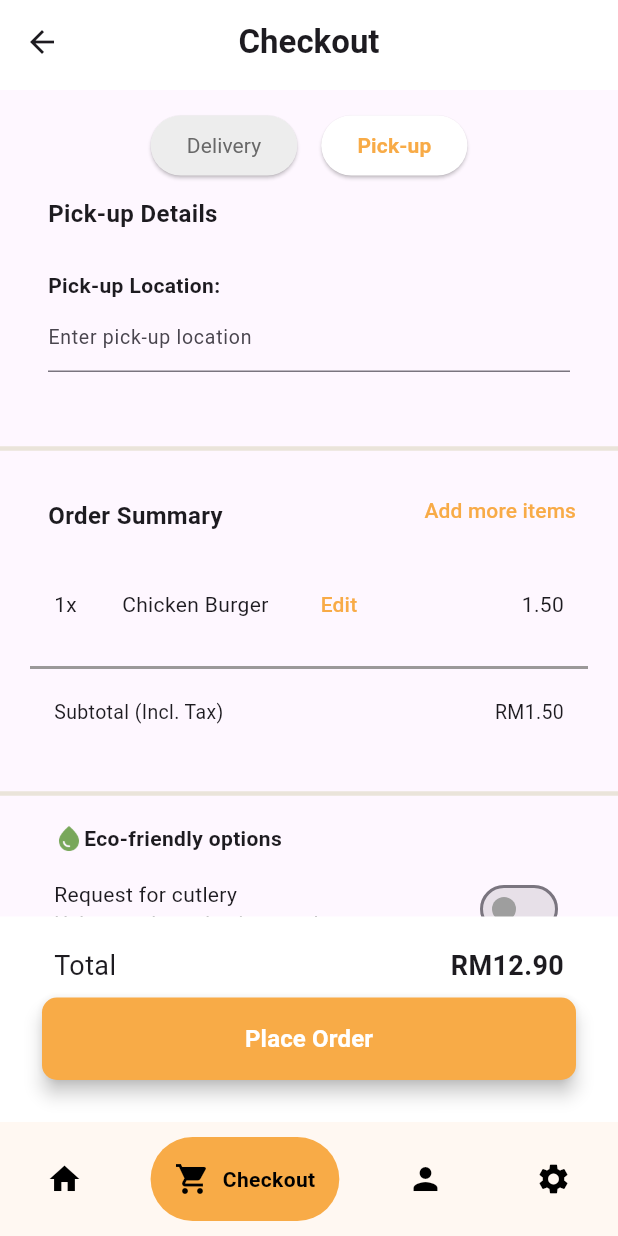
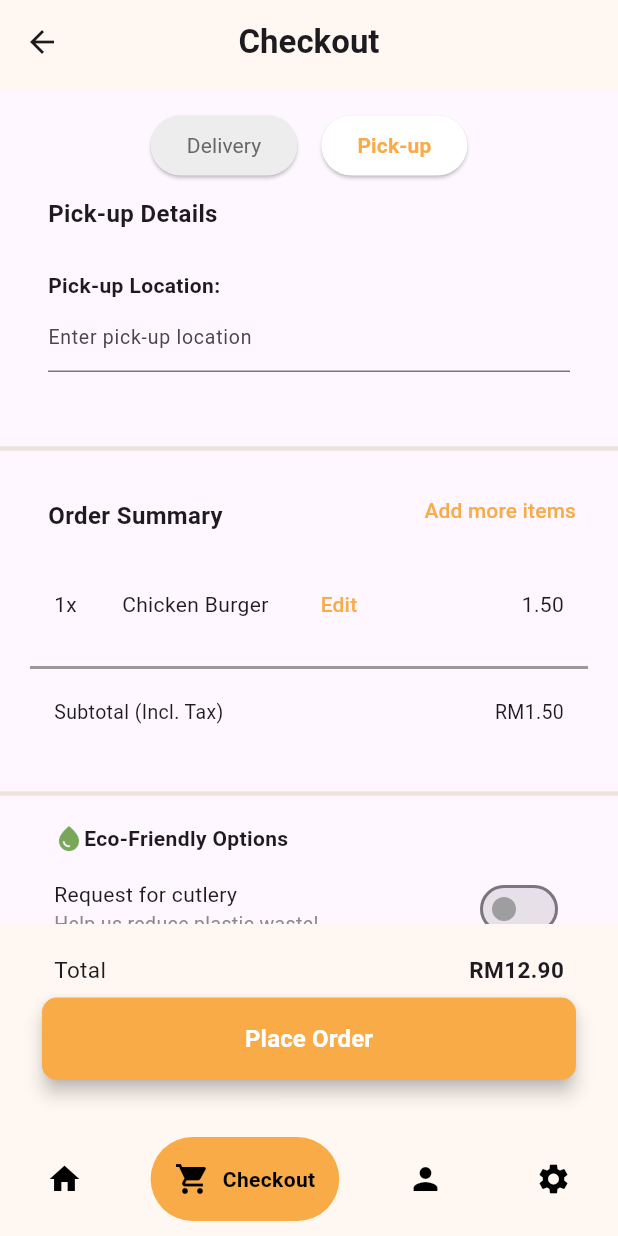
Before and after one commit to MarcusMQF/Food-System-App, a Flutter app: the HomePage screen opened directly, item 2 of the bottom bar chosen, on a phone screen of 412 x 824 dp. Run offline on Flutter 3.47's test engine with Material 3 defaults, Android fonts, the phone set to English and light mode, and no system bars; drawn by our look-alikes of google_nav_bar; our stand-ins replace lottie; network calls fail; project files that could hold a hidden picture were left out.

```diff
--- a/lib/checkout_page.dart
+++ b/lib/checkout_page.dart
@@ -304,7 +304,7 @@ class _CheckoutPageState extends State<CheckoutPage> {
                                 ),
                               ),
                             ),
-                            const Text('Eco-friendly options',
+                            const Text('Eco-Friendly Options',
                             textAlign: TextAlign.left,
                             style: TextStyle(
                             fontWeight: FontWeight.bold,
@@ -353,7 +353,7 @@ class _CheckoutPageState extends State<CheckoutPage> {
                 padding: const EdgeInsets.only(left: 32.0, right: 32.0, top: 16.0, bottom: 13),
                 margin: const EdgeInsets.only(top: 18.0),
                 width: double.infinity,
-                color: const Color.fromARGB(255, 254, 247, 236),
+                color: const Color.fromARGB(255, 255, 248, 242),
                 child: const Text(
                   'Payment details',
                   style: TextStyle(
@@ -362,7 +362,7 @@ class _CheckoutPageState extends State<CheckoutPage> {
                   ),),
               ),
               Container(
-                color: const Color.fromARGB(255, 254, 247, 236),
+                color: const Color.fromARGB(255, 255, 248, 242),
                 padding: const EdgeInsets.only(bottom: 40.0, left: 32, right: 32),
                 child: Column(
                   children: [
@@ -380,7 +380,7 @@ class _CheckoutPageState extends State<CheckoutPage> {
             child: Container(
               width: double.infinity,
               padding: const EdgeInsets.all(20.0),
-              color: Colors.white,
+              color: const Color.fromARGB(255, 255, 248, 242),
               child: Column(
                 mainAxisSize: MainAxisSize.min,
                 children: [
@@ -391,14 +391,14 @@ class _CheckoutPageState extends State<CheckoutPage> {
                         margin: const EdgeInsets.only(left: 16),
                         child: const Text('Total',
                         style: TextStyle(
-                          fontSize: 18,
+                          fontSize: 15,
                         )),
                       ),
                       Container(
                         margin: const EdgeInsets.only(right: 16),
                         child: const Text('RM12.90',
                         style: TextStyle(
-                          fontSize: 18,
+                          fontSize: 15,
                           fontWeight: FontWeight.bold,
                         )),
                       )
@@ -577,7 +577,7 @@ AppBar appBar(BuildContext context){
             ),
           ),
     centerTitle: true,
-    backgroundColor: Colors.white,
+    backgroundColor: const Color.fromARGB(255, 255, 248, 242),
     elevation: 0.0,
   );
 }
--- a/lib/home_page.dart
+++ b/lib/home_page.dart
@@ -3,10 +3,10 @@ import 'package:google_nav_bar/google_nav_bar.dart';
 import 'package:food_system_app/checkout_page.dart';
 import 'package:food_system_app/profile_page.dart';
 import 'package:food_system_app/settings_page.dart';
-import 'package:food_system_app/menu.dart';
 import 'package:food_system_app/util/category_cards.dart';
 import 'package:food_system_app/util/restaurants_cards.dart';
 import 'package:lottie/lottie.dart';
+import 'package:food_system_app/menu.dart';
 
 class HomePage extends StatefulWidget {
   const HomePage({super.key});
@@ -20,9 +20,9 @@ class _HomePageState extends State<HomePage> {
 
     final List<Widget> _pages = [
       const HomePage(),
-      CheckoutPage(),
-      ProfilePage(),
-      SettingsPage(),
+      const CheckoutPage(),
+      const ProfilePage(),
+      const SettingsPage(),
     ];
 
     void _onTabTapped(int index) {
@@ -151,16 +151,16 @@ class _HomePageState extends State<HomePage> {
                               ),
                             ],
                           ),
-                          child: Center(
-                            child: TextButton(
-                              onPressed: () {
+                          child: GestureDetector(
+                            onTap: () {
                               Navigator.push(
                               context,
                               MaterialPageRoute(builder: (context) => SecondPage()),
                               );
                             },
-                              child : const Text(
-                              'Take a look',
+                            child: const Center(
+                              child: Text(
+                                'Take a Look',
                                 style: TextStyle(
                                   color: Colors.black,
                                   fontSize: 16.0,
```
Also changed, not shown: lib/greendining_page.dart (deleted, +0 -60 lines). Lines whose indentation alone changed are shown as unchanged.
